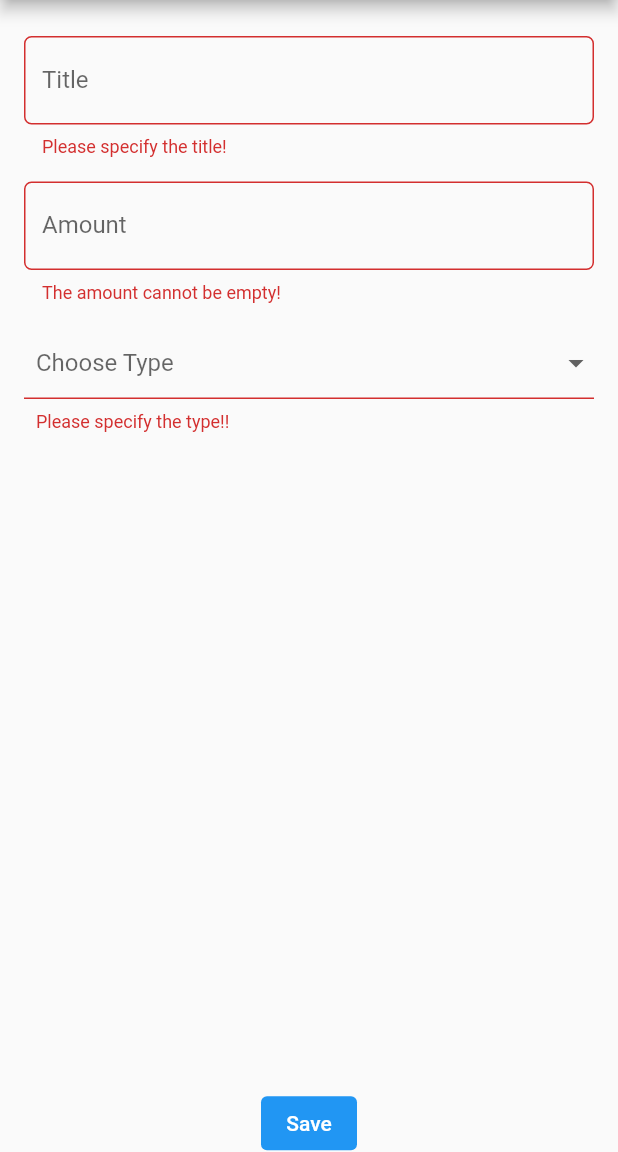
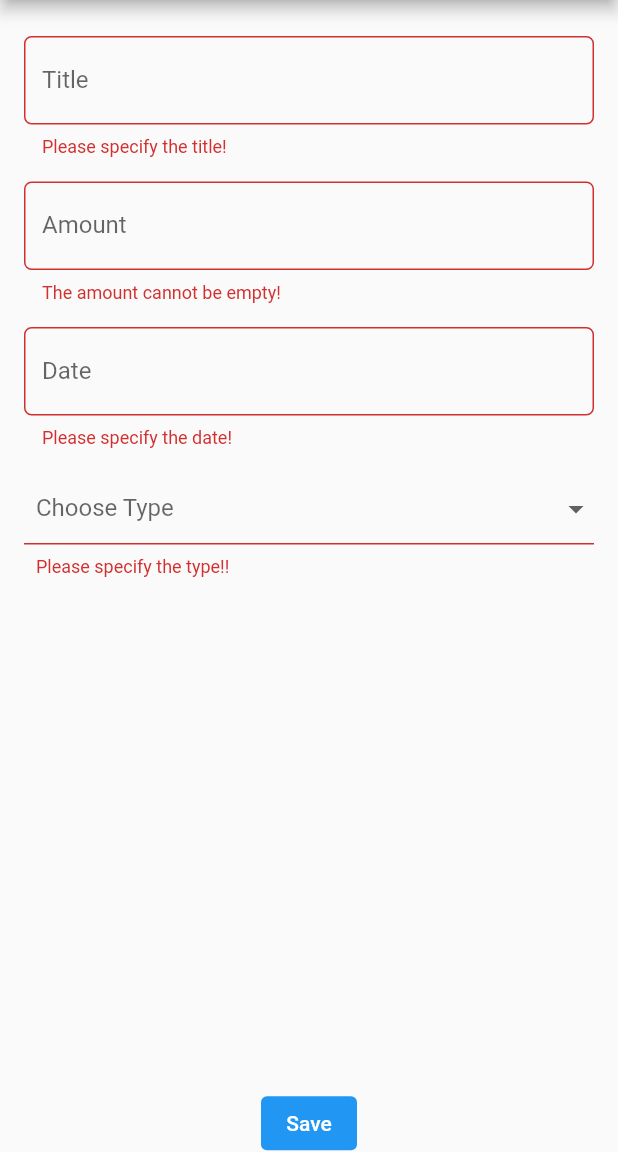
Before and after one commit to mhmmd-attar/pbp-flutter-lab, a Flutter app: the BudgetFormPage screen opened directly, after a tap on "Save", on a phone screen of 412 x 824 dp, the part 84-1236 px from its top. Run offline on Flutter 3.47's test engine with Material 2 defaults, Android fonts, the phone set to English and light mode, and no system bars.

Commit message:
Added asgmt8 bonus features

```diff
--- a/lib/budget_form.dart
+++ b/lib/budget_form.dart
@@ -1,5 +1,6 @@
 import 'package:flutter/material.dart';
 import 'package:flutter/services.dart';
+import 'package:intl/intl.dart';
 import 'package:counter_7/drawer.dart';
 import 'package:counter_7/model.dart';
 
@@ -13,9 +14,29 @@ class BudgetFormPage extends StatefulWidget {
 class _BudgetFormPageState extends State<BudgetFormPage> {
   final _formKey = GlobalKey<FormState>();
   static const _budgetTypes = ['Income', 'Expense'];
+  final TextEditingController _initialDateValue = TextEditingController();
+
   String _title = "";
   double _amount = 0;
   String _budgetType = "";
+  String _date = DateTime.now().toString();
+
+  Future _selectDate() async {
+    DateTime? pickedDate = await showDatePicker(
+      context: context,
+      initialDate: DateTime.now(),
+      firstDate: DateTime(DateTime.now().year - 2),
+      lastDate: DateTime.now(),
+    );
+    if (pickedDate != null) {
+      setState(() {
+        DateFormat dateOnly = DateFormat("dd-MM-yyyy");
+        final date = dateOnly.format(pickedDate);
+        _date = date;
+        _initialDateValue.text = date;
+      });
+    }
+  }
 
   @override
   Widget build(BuildContext context) {
@@ -105,6 +126,38 @@ class _BudgetFormPageState extends State<BudgetFormPage> {
                   ),
                   Padding(
                     padding: const EdgeInsets.fromLTRB(16, 8, 16, 8),
+                    child: TextFormField(
+                      controller: _initialDateValue,
+                      decoration: InputDecoration(
+                        labelText: "Date",
+                        border: OutlineInputBorder(
+                          borderRadius: BorderRadius.circular(5.0),
+                        ),
+                      ),
+                      onTap: () {
+                        _selectDate();
+                        FocusScope.of(context).requestFocus(FocusNode());
+                      },
+                      onChanged: (String? value) {
+                        setState(() {
+                          _date = value!;
+                        });
+                      },
+                      onSaved: (String? value) {
+                        setState(() {
+                          _date = value!;
+                        });
+                      },
+                      validator: (String? value) {
+                        if (value == null || value.isEmpty) {
+                          return 'Please specify the date!';
+                        }
+                        return null;
+                      },
+                    ),
+                  ),
+                  Padding(
+                    padding: const EdgeInsets.fromLTRB(16, 8, 16, 8),
                     child: DropdownButtonFormField(
                       decoration: const InputDecoration(
                         labelText: 'Choose Type',
@@ -150,7 +203,7 @@ class _BudgetFormPageState extends State<BudgetFormPage> {
                   onPressed: () {
                     if (_formKey.currentState!.validate()) {
                       _formKey.currentState!.save();
-                      budgetData.add(Budget(_title, _amount, _budgetType));
+                      budgetData.add(Budget(_title, _amount, _date, _budgetType));
                       showDialog(
                         context: context,
                         builder: (context) {
@@ -176,6 +229,7 @@ class _BudgetFormPageState extends State<BudgetFormPage> {
                                       children: const [
                                         Text("Title"),
                                         Text("Amount"),
+                                        Text("Date"),
                                         Text("Type"),
                                       ]
                                     ),
@@ -187,6 +241,7 @@ class _BudgetFormPageState extends State<BudgetFormPage> {
                                       children: [
                                         Text(":  $_title"),
                                         Text(":  $_amount\$"),
+                                        Text(":  $_date"),
                                         Text(":  $_budgetType")
                                       ]
                                     ),
--- a/lib/model.dart
+++ b/lib/model.dart
@@ -3,7 +3,8 @@ List<Budget> budgetData = [];
 class Budget {
   String title;
   double amount;
+  String date;
   String budgetType;
 
-  Budget(this.title, this.amount, this.budgetType);
+  Budget(this.title, this.amount, this.date, this.budgetType);
 }
--- a/pubspec.yaml
+++ b/pubspec.yaml
@@ -36,6 +36,7 @@ dependencies:
   # The following adds the Cupertino Icons font to your application.
   # Use with the CupertinoIcons class for iOS style icons.
   cupertino_icons: ^1.0.2
+  intl: ^0.17.0
 
 dev_dependencies:
   flutter_test:
```
Also changed, not shown: lib/budget_show.dart (+21 -5 lines), pubspec.lock, 1 other file.
